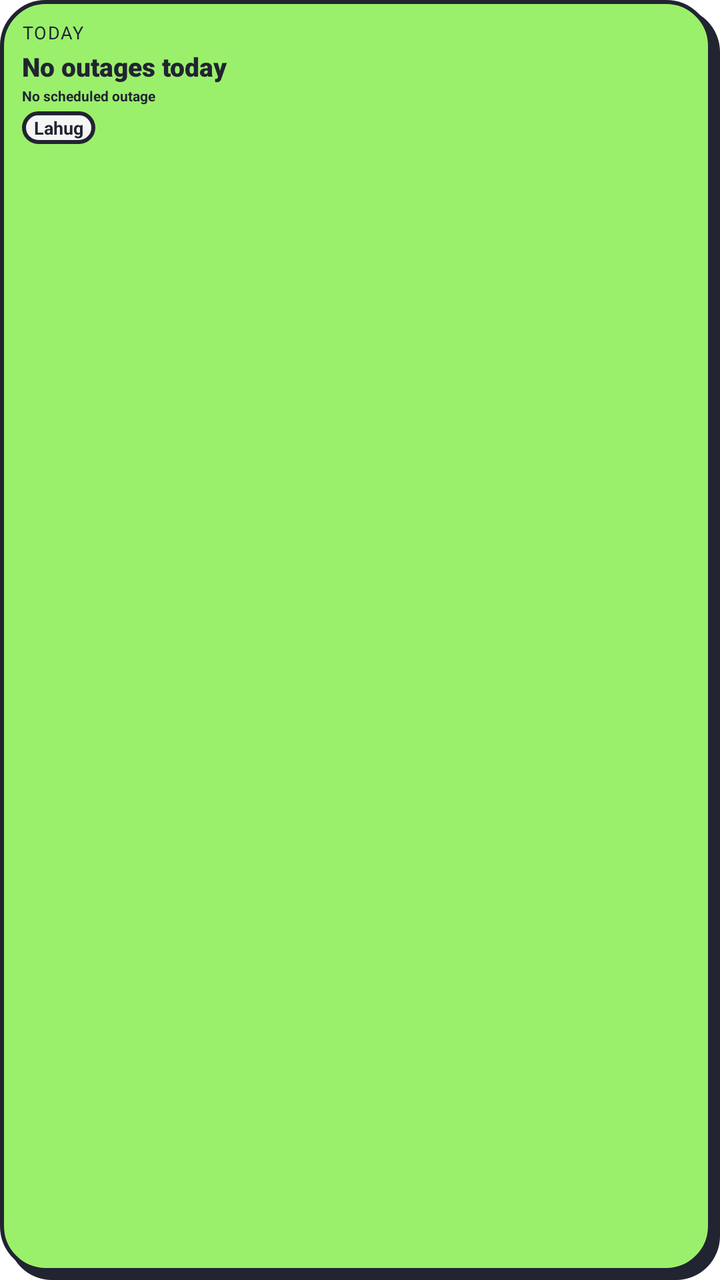
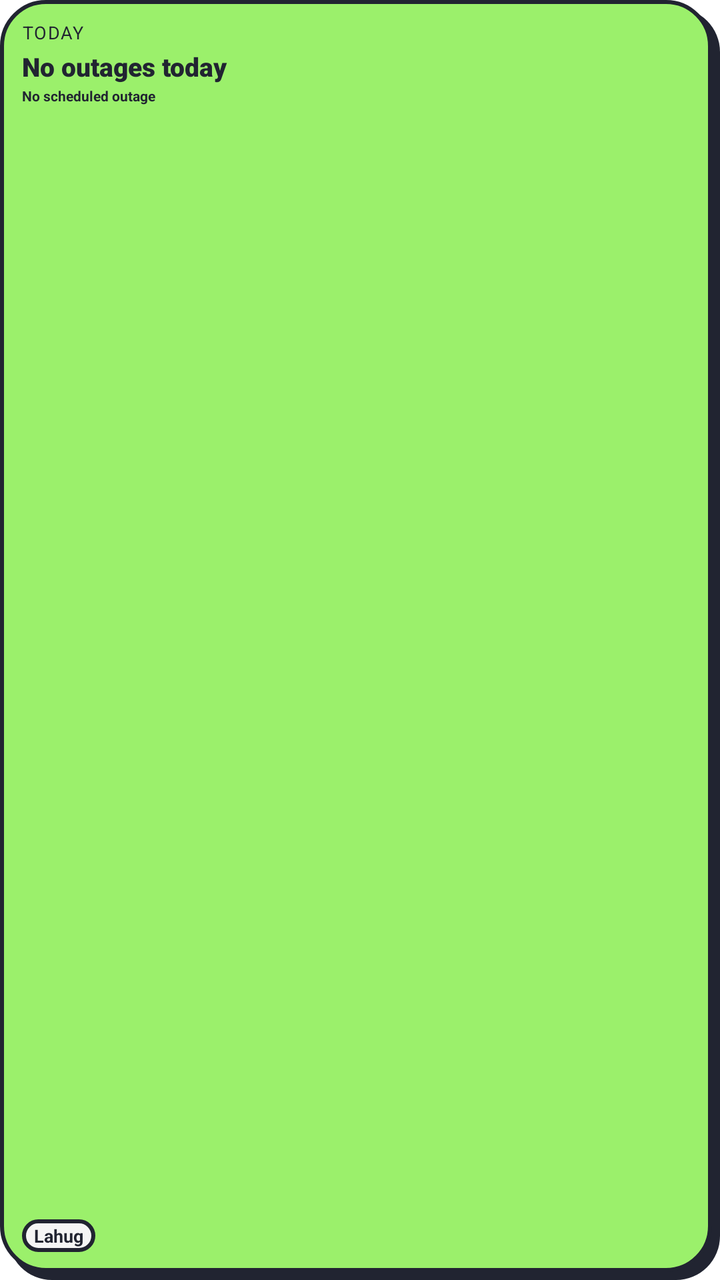

Screens rendered from an Android XML layout before and after an edit, with the pre-edit source and the edit as a unified diff.
<!-- AndroidManifest.xml: fallback theme Theme.MaterialComponents.DayNight.NoActionBar -->
<!-- res/layout/pawer_widget_preview.xml -->
<?xml version="1.0" encoding="utf-8"?>
<LinearLayout xmlns:android="http://schemas.android.com/apk/res/android"
  android:id="@+id/pawer_preview_root"
  android:layout_width="match_parent"
  android:layout_height="match_parent"
  android:orientation="vertical"
  android:paddingLeft="11dp"
  android:paddingTop="10dp"
  android:paddingRight="15dp"
  android:paddingBottom="14dp"
  android:background="@drawable/pawer_bg_clear">

  <TextView
    android:id="@+id/pawer_preview_tag"
    android:layout_width="match_parent"
    android:layout_height="wrap_content"
    android:textSize="9sp"
    android:letterSpacing="0.06"
    android:textColor="@color/pawer_ink"
    android:maxLines="1"
    android:autoSizeTextType="uniform"
    android:autoSizeMinTextSize="7sp"
    android:autoSizeMaxTextSize="10sp"
    android:text="TODAY" />

  
  
  <TextView
    android:layout_width="match_parent"
    android:layout_height="wrap_content"
    android:layout_marginTop="2dp"
    android:textSize="13sp"
    android:fontFamily="sans-serif-black"
    android:textColor="@color/pawer_ink"
    android:maxLines="2"
    android:text="No outages today" />

  
  <Chronometer
    android:id="@+id/pawer_preview_countdown"
    android:layout_width="match_parent"
    android:layout_height="wrap_content"
    android:layout_marginTop="2dp"
    android:textSize="16sp"
    android:fontFamily="sans-serif-black"
    android:textColor="@color/pawer_ink"
    android:maxLines="1"
    android:autoSizeTextType="uniform"
    android:autoSizeMinTextSize="12sp"
    android:autoSizeMaxTextSize="22sp"
    android:visibility="gone" />

  <TextView
    android:id="@+id/pawer_preview_line3"
    android:layout_width="match_parent"
    android:layout_height="wrap_content"
    android:layout_marginTop="1dp"
    android:textSize="7sp"
    android:textStyle="bold"
    android:textColor="@color/pawer_ink"
    android:maxLines="1"
    android:autoSizeTextType="uniform"
    android:autoSizeMinTextSize="6sp"
    android:autoSizeMaxTextSize="9sp"
    android:text="No scheduled outage" />

  <TextView
    android:id="@+id/pawer_preview_line4"
    android:layout_width="wrap_content"
    android:layout_height="wrap_content"
    android:layout_marginTop="3dp"
    android:background="@drawable/pawer_pill"
    android:paddingLeft="6dp"
    android:paddingRight="6dp"
    android:paddingTop="2dp"
    android:paddingBottom="2dp"
    android:textSize="9sp"
    android:textStyle="bold"
    android:textColor="@color/pawer_ink"
    android:maxLines="2"
    android:autoSizeTextType="uniform"
    android:autoSizeMinTextSize="7sp"
    android:autoSizeMaxTextSize="10sp"
    android:text="Lahug" />

  
  <Space
    android:layout_width="match_parent"
    android:layout_height="0dp"
    android:layout_weight="1" />
</LinearLayout>
<!-- resources referenced by this layout -->
<resources>
  <color name="pawer_ink">#212431</color>
  <!-- drawable pawer_bg_clear (drawable) -->
  <?xml version="1.0" encoding="utf-8"?>
  <layer-list xmlns:android="http://schemas.android.com/apk/res/android">
    <item android:left="4dp" android:top="4dp">
      <shape android:shape="rectangle">
        <solid android:color="@color/pawer_ink" />
        <corners android:radius="22dp" />
      </shape>
    </item>
    <item android:right="4dp" android:bottom="4dp">
      <shape android:shape="rectangle">
        <solid android:color="#9BF06B" />
        <stroke android:width="2dp" android:color="@color/pawer_ink" />
        <corners android:radius="22dp" />
      </shape>
    </item>
  </layer-list>
  <!-- drawable pawer_pill (drawable) -->
  <?xml version="1.0" encoding="utf-8"?>
  <shape xmlns:android="http://schemas.android.com/apk/res/android" android:shape="rectangle">
    <solid android:color="@color/pawer_ground" />
    <stroke android:width="2dp" android:color="@color/pawer_ink" />
    <corners android:radius="9dp" />
  </shape>
  <color name="pawer_ground">#F5F5F5</color>
</resources>

<!-- the commit's change to res/layout/pawer_widget_preview.xml (unified diff, before → after) -->
@@ -64,6 +64,12 @@
     android:autoSizeMaxTextSize="9sp"
     android:text="No scheduled outage" />
 
+  
+  <Space
+    android:layout_width="match_parent"
+    android:layout_height="0dp"
+    android:layout_weight="1" />
+
   <TextView
     android:id="@+id/pawer_preview_line4"
     android:layout_width="wrap_content"
@@ -82,10 +88,4 @@
     android:autoSizeMinTextSize="7sp"
     android:autoSizeMaxTextSize="10sp"
     android:text="Lahug" />
-
-  
-  <Space
-    android:layout_width="match_parent"
-    android:layout_height="0dp"
-    android:layout_weight="1" />
 </LinearLayout>
